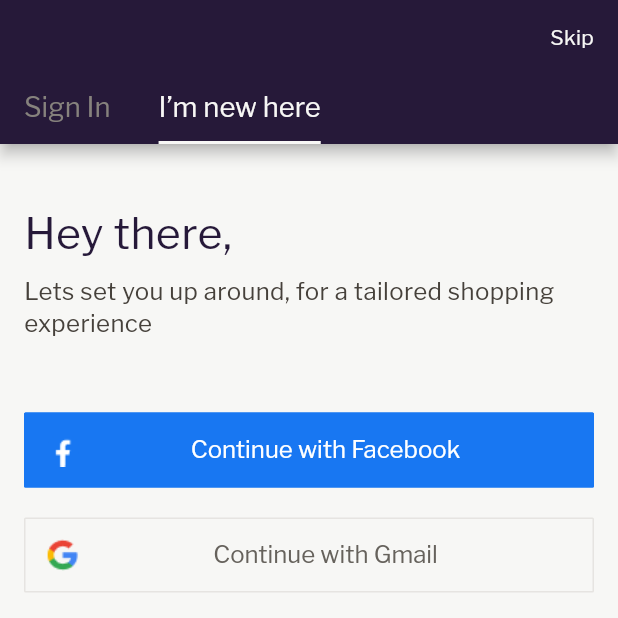
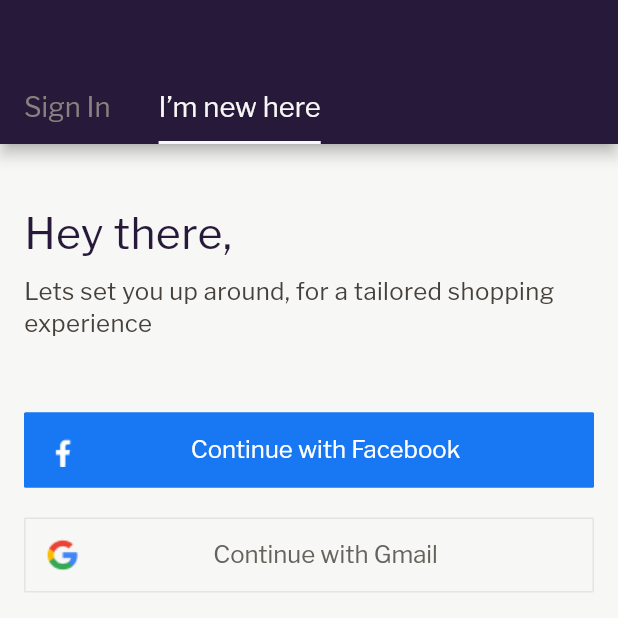
Before and after one commit to LaFetch2026/Lf_Application_Production, a Flutter app: the screen it shows after launch, after a tap on "Create Account", on a phone screen of 412 x 824 dp, the top half of it. Run offline on Flutter 3.47's test engine with Material 2 defaults, Android fonts, the phone set to English and light mode, and no system bars; our stand-ins replace cached_network_image, carousel_slider, device_info_plus, dropdown_button2, flutter_cache_manager, flutter_otp_text_field and 12 more; missing offline and left inert: add_to_cart_animation, flutter_facebook_auth, onesignal_flutter, razorpay_flutter.

Commit message:
removed skip button

```diff
--- a/lib/screens/loginscreen.dart
+++ b/lib/screens/loginscreen.dart
@@ -91,7 +91,7 @@ class LoginScreenState extends State<LoginScreen> {
             appBar: AppBar(
               automaticallyImplyLeading: false,
               backgroundColor: appbarColor,
-              title: Align(
+              /*  title: Align(
                 alignment: Alignment.topRight,
                 child: GestureDetector(
                   onTap: () {
@@ -108,7 +108,7 @@ class LoginScreenState extends State<LoginScreen> {
                     fontSize: 14,
                   ),
                 ),
-              ),
+              ), */
               bottom: PreferredSize(
                   preferredSize: const Size.fromHeight(40),
                   child: Align(
```
